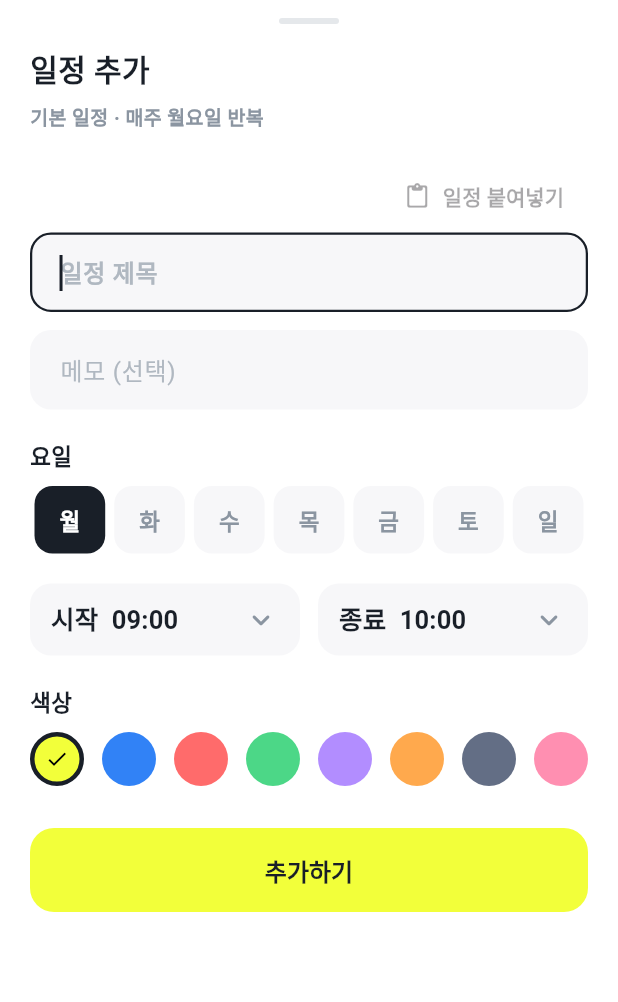
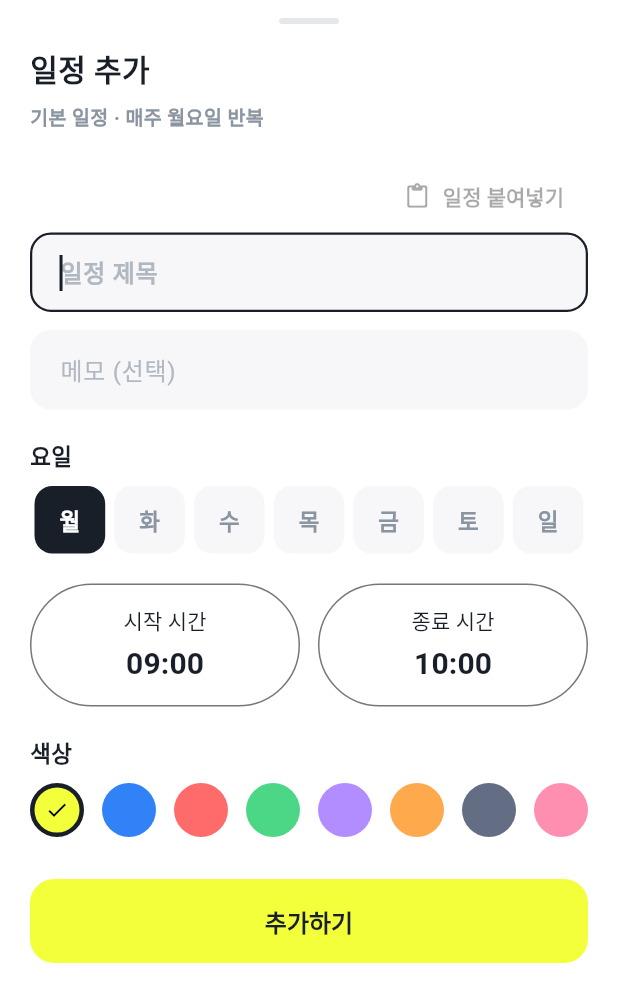
Before and after one commit to hwangdohy/scheduler, a Flutter app: the ScheduleFormSheet widget shown alone on an empty page, opened directly, on a phone screen of 412 x 824 dp. Shown: the top 1002 px of the screen. Run offline on Flutter 3.47's test engine with Material 3 defaults, Android fonts, the phone set to English and light mode, and no system bars; our stand-ins replace flutter_local_notifications, shared_preferences, sqflite, sqflite_common_ffi_web, table_calendar, timezone; missing offline and left inert: home_widget; accounts and stored records are empty; Roboto replaces fonts that are missing (Pretendard).

Commit message:
Time Change Method adjustment

```diff
--- a/lib/models/schedule.dart
+++ b/lib/models/schedule.dart
@@ -9,7 +9,13 @@ class Schedule {
   final String? date;
   final int dayOfWeek; // 0 = Monday ... 6 = Sunday
   final int startHour; // 0-23
-  final int endHour; // 1-24, exclusive end, must be > startHour
+  final int endHour; // 0-24; 24:00 is the end of this day.
+  final int startMinute;
+  final int endMinute;
+  int get startMinutes => startHour * 60 + startMinute;
+  int get endMinutes => endHour * 60 + endMinute;
+  String get startLabel => formatScheduleTime(startMinutes);
+  String get endLabel => formatScheduleTime(endMinutes);
   final String title;
   final int colorValue;
   final String memo;
@@ -20,6 +26,8 @@ class Schedule {
     required this.dayOfWeek,
     required this.startHour,
     required this.endHour,
+    this.startMinute = 0,
+    this.endMinute = 0,
     required this.title,
     required this.colorValue,
     this.memo = '',
@@ -32,6 +40,8 @@ class Schedule {
     int? dayOfWeek,
     int? startHour,
     int? endHour,
+    int? startMinute,
+    int? endMinute,
     String? title,
     int? colorValue,
     String? memo,
@@ -42,6 +52,8 @@ class Schedule {
       dayOfWeek: dayOfWeek ?? this.dayOfWeek,
       startHour: startHour ?? this.startHour,
       endHour: endHour ?? this.endHour,
+      startMinute: startMinute ?? this.startMinute,
+      endMinute: endMinute ?? this.endMinute,
       title: title ?? this.title,
       colorValue: colorValue ?? this.colorValue,
       memo: memo ?? this.memo,
@@ -56,6 +68,8 @@ class Schedule {
       dayOfWeek: dayOfWeek,
       startHour: startHour,
       endHour: endHour,
+      startMinute: startMinute,
+      endMinute: endMinute,
       title: title,
       colorValue: colorValue,
       memo: memo,
@@ -69,6 +83,8 @@ class Schedule {
       'day_of_week': dayOfWeek,
       'start_hour': startHour,
       'end_hour': endHour,
+      'start_minute': startMinute,
+      'end_minute': endMinute,
       'title': title,
       'color': colorValue,
       'memo': memo,
@@ -82,12 +98,17 @@ class Schedule {
       dayOfWeek: map['day_of_week'] as int,
       startHour: map['start_hour'] as int,
       endHour: map['end_hour'] as int,
+      startMinute: (map['start_minute'] as int?) ?? 0,
+      endMinute: (map['end_minute'] as int?) ?? 0,
       title: map['title'] as String,
       colorValue: map['color'] as int,
       memo: (map['memo'] as String?) ?? '',
     );
   }
 }
+
+String formatScheduleTime(int minutes) =>
+    '${(minutes ~/ 60).toString().padLeft(2, '0')}:${(minutes % 60).toString().padLeft(2, '0')}';
 
 /// `yyyy-MM-dd` key used for every date-scoped row in the database.
 String scheduleDateKey(DateTime date) {
--- a/lib/screens/timetable/widgets/schedule_form_sheet.dart
+++ b/lib/screens/timetable/widgets/schedule_form_sheet.dart
@@ -3,6 +3,7 @@ import 'package:flutter/material.dart';
 import '../../../models/schedule.dart';
 import '../../../services/database_service.dart';
 import '../../../theme/app_colors.dart';
+import '../../../widgets/wheel_time_picker.dart';
 
 const List<String> kWeekDaysKr = ['월', '화', '수', '목', '금', '토', '일'];
 
@@ -56,8 +57,8 @@ class _ScheduleFormSheetState extends State<ScheduleFormSheet> {
   late final TextEditingController _titleController;
   late final TextEditingController _memoController;
   late int _dayOfWeek;
-  late int _startHour;
-  late int _endHour;
+  late int _startMinutes;
+  late int _endMinutes;
   late int _colorValue;
   bool _saving = false;
 
@@ -73,8 +74,8 @@ class _ScheduleFormSheetState extends State<ScheduleFormSheet> {
     _dayOfWeek = widget.date != null
         ? widget.date!.weekday - 1
         : e?.dayOfWeek ?? widget.initialDay ?? 0;
-    _startHour = e?.startHour ?? widget.initialHour ?? 9;
-    _endHour = e?.endHour ?? (_startHour + 1).clamp(1, 24).toInt();
+    _startMinutes = e?.startMinutes ?? (widget.initialHour ?? 9) * 60;
+    _endMinutes = e?.endMinutes ?? (_startMinutes + 60).clamp(1, 1440).toInt();
     _colorValue = e?.colorValue ?? AppColors.scheduleColors.first.value;
   }
 
@@ -95,8 +96,10 @@ class _ScheduleFormSheetState extends State<ScheduleFormSheet> {
     setState(() {
       _copiedSchedule = Schedule(
         dayOfWeek: _dayOfWeek,
-        startHour: _startHour,
-        endHour: _endHour,
+        startHour: _startMinutes ~/ 60,
+        startMinute: _startMinutes % 60,
+        endHour: _endMinutes ~/ 60,
+        endMinute: _endMinutes % 60,
         title: _titleController.text.trim(),
         colorValue: _colorValue,
         memo: _memoController.text.trim(),
@@ -114,8 +117,8 @@ class _ScheduleFormSheetState extends State<ScheduleFormSheet> {
       _titleController.text = copied.title;
       _memoController.text = copied.memo;
       _colorValue = copied.colorValue;
-      _endHour = (_startHour + copied.endHour - copied.startHour)
-          .clamp(_startHour + 1, 24)
+      _endMinutes = (_startMinutes + copied.endMinutes - copied.startMinutes)
+          .clamp(_startMinutes + 1, 1440)
           .toInt();
     });
   }
@@ -134,8 +137,10 @@ class _ScheduleFormSheetState extends State<ScheduleFormSheet> {
       id: widget.existing?.id,
       date: date == null ? null : scheduleDateKey(date),
       dayOfWeek: _dayOfWeek,
-      startHour: _startHour,
-      endHour: _endHour,
+      startHour: _startMinutes ~/ 60,
+      startMinute: _startMinutes % 60,
+      endHour: _endMinutes ~/ 60,
+      endMinute: _endMinutes % 60,
       title: title,
       colorValue: _colorValue,
       memo: _memoController.text.trim(),
@@ -153,6 +158,26 @@ class _ScheduleFormSheetState extends State<ScheduleFormSheet> {
       await db.insertTemplateSchedule(edited);
     }
     if (mounted) Navigator.of(context).pop(true);
+  }
+
+  Future<void> _pickTime(bool isEnd) async {
+    final picked = await showWheelTimePicker(
+      context,
+      title: isEnd ? '종료 시간' : '시작 시간',
+      initialMinutes: isEnd ? _endMinutes : _startMinutes,
+      minimumMinutes: isEnd ? _startMinutes + 1 : 0,
+      allowEndOfDay: isEnd,
+    );
+    if (picked == null || !mounted) return;
+    setState(() {
+      if (isEnd) {
+        _endMinutes = picked;
+      } else {
+        _startMinutes = picked;
+        if (_endMinutes <= picked)
+          _endMinutes = (picked + 60).clamp(picked + 1, 1440).toInt();
+      }
+    });
   }
 
   Future<void> _delete() async {
@@ -260,36 +285,19 @@ class _ScheduleFormSheetState extends State<ScheduleFormSheet> {
                 ),
               ],
               const SizedBox(height: 20),
-              Row(
-                children: [
-                  Expanded(
-                    child: _HourDropdown(
-                      label: '시작',
-                      value: _startHour,
-                      options: List.generate(24, (i) => i),
-                      onChanged: (v) {
-                        setState(() {
-                          _startHour = v;
-                          if (_endHour <= _startHour) {
-                            _endHour = (_startHour + 1).clamp(1, 24).toInt();
-                          }
-                        });
-                      },
-                    ),
-                  ),
-                  const SizedBox(width: 12),
-                  Expanded(
-                    child: _HourDropdown(
-                      label: '종료',
-                      value: _endHour,
-                      options: List.generate(24, (i) => i + 1)
-                          .where((h) => h > _startHour)
-                          .toList(),
-                      onChanged: (v) => setState(() => _endHour = v),
-                    ),
-                  ),
-                ],
-              ),
+              Row(children: [
+                Expanded(
+                    child: _TimeButton(
+                        label: '시작 시간',
+                        value: _startMinutes,
+                        onTap: _saving ? null : () => _pickTime(false))),
+                const SizedBox(width: 12),
+                Expanded(
+                    child: _TimeButton(
+                        label: '종료 시간',
+                        value: _endMinutes,
+                        onTap: _saving ? null : () => _pickTime(true))),
+              ]),
               const SizedBox(height: 20),
               const Text('색상', style: TextStyle(fontWeight: FontWeight.w700)),
               const SizedBox(height: 10),
@@ -372,47 +380,24 @@ class _DayChip extends StatelessWidget {
   }
 }
 
-class _HourDropdown extends StatelessWidget {
-  const _HourDropdown({
-    required this.label,
-    required this.value,
-    required this.options,
-    required this.onChanged,
-  });
-
+class _TimeButton extends StatelessWidget {
+  const _TimeButton(
+      {required this.label, required this.value, required this.onTap});
   final String label;
   final int value;
-  final List<int> options;
-  final ValueChanged<int> onChanged;
-
+  final VoidCallback? onTap;
   @override
-  Widget build(BuildContext context) {
-    return Container(
-      padding: const EdgeInsets.symmetric(horizontal: 14),
-      decoration: BoxDecoration(
-        color: AppColors.surface,
-        borderRadius: BorderRadius.circular(14),
-      ),
-      child: DropdownButtonHideUnderline(
-        child: DropdownButton<int>(
-          isExpanded: true,
-          value: options.contains(value) ? value : options.first,
-          icon: const Icon(Icons.keyboard_arrow_down_rounded,
-              color: AppColors.textSecondary),
-          items: [
-            for (final h in options)
-              DropdownMenuItem(
-                value: h,
-                child: Text('$label  ${h.toString().padLeft(2, '0')}:00'),
-              ),
-          ],
-          onChanged: (v) {
-            if (v != null) onChanged(v);
-          },
-        ),
-      ),
-    );
-  }
+  Widget build(BuildContext context) => OutlinedButton(
+        key: ValueKey(label),
+        onPressed: onTap,
+        style: OutlinedButton.styleFrom(padding: const EdgeInsets.all(14)),
+        child: Column(children: [
+          Text(label),
+          const SizedBox(height: 4),
+          Text(formatScheduleTime(value),
+              style: const TextStyle(fontSize: 20, fontWeight: FontWeight.w700))
+        ]),
+      );
 }
 
 class _ColorDot extends StatelessWidget {
--- a/lib/widgets/today_schedule_card.dart
+++ b/lib/widgets/today_schedule_card.dart
@@ -115,8 +115,8 @@ class _SummaryRow extends StatelessWidget {
 
   @override
   Widget build(BuildContext context) {
-    final start = schedule.startHour.toString().padLeft(2, '0');
-    final end = schedule.endHour.toString().padLeft(2, '0');
+    final start = schedule.startLabel;
+    final end = schedule.endLabel;
     return Padding(
       padding: const EdgeInsets.symmetric(vertical: 3),
       child: Row(
```
Also changed, not shown: lib/screens/timetable/widgets/schedule_grid.dart (+10 -6 lines), lib/services/database_service.dart (+13 -5 lines), lib/services/home_widget_service.dart (+3 -4 lines), lib/widgets/wheel_time_picker.dart (added, +130 -0 lines), 3 other files.
